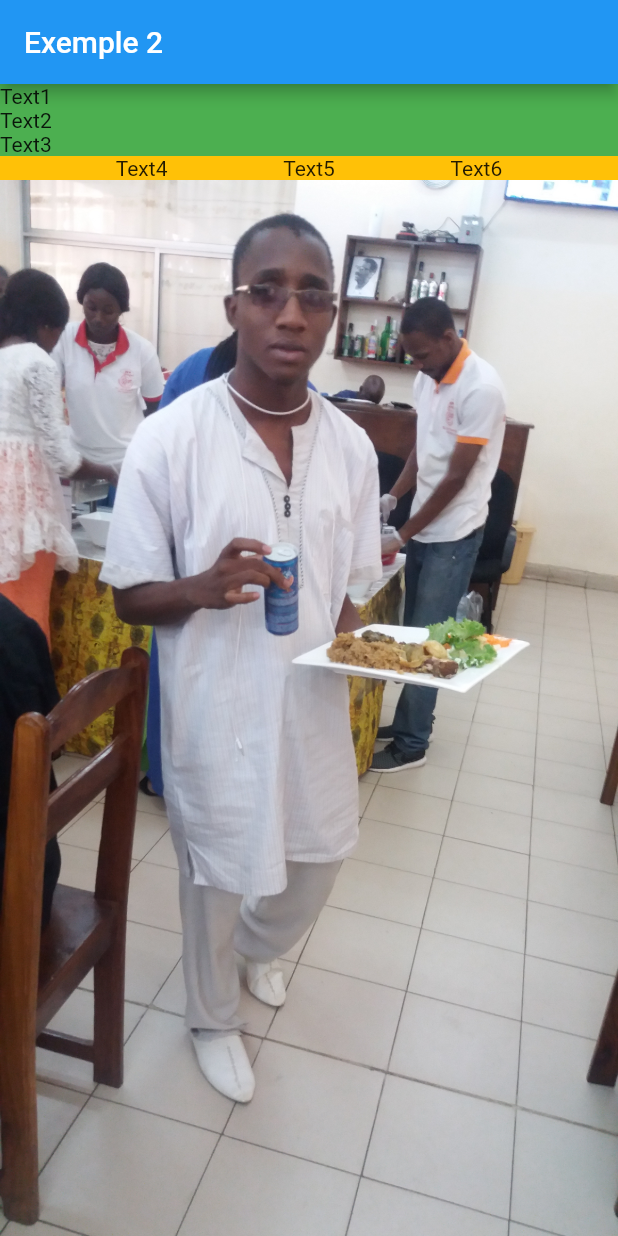
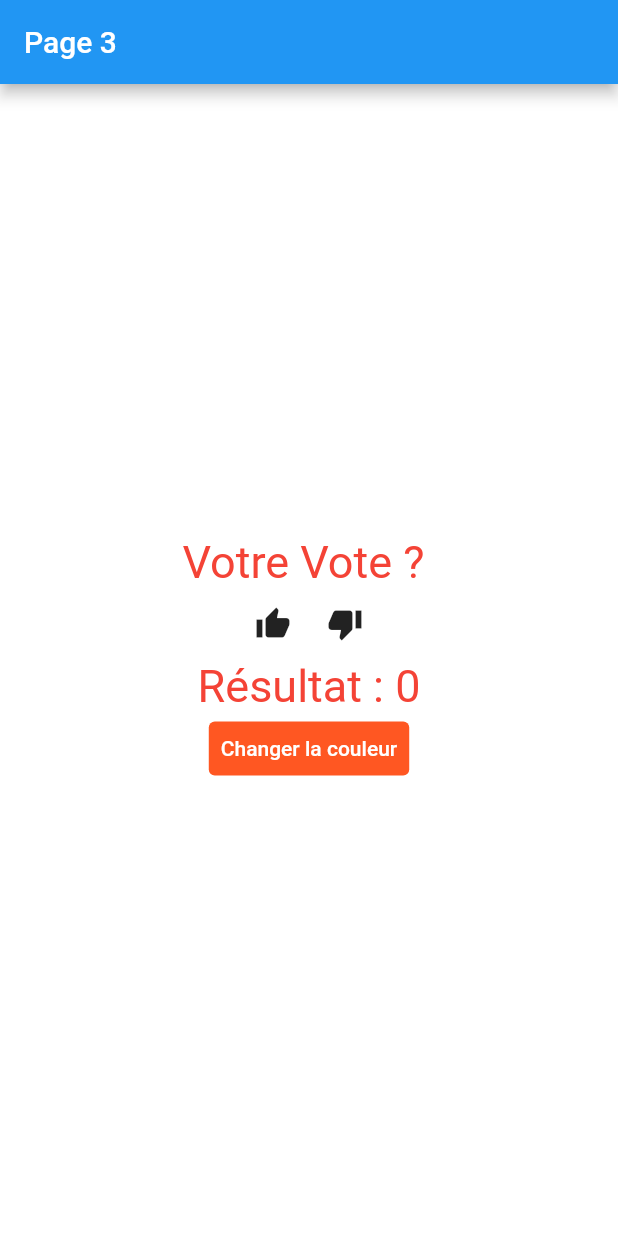
Before and after one commit to osall751/exempleflutter1, a Flutter app: the screen it shows after launch, on a phone screen of 412 x 824 dp. Run offline on Flutter 3.47's test engine with Material 2 defaults, Android fonts, the light colour scheme and no system bars; our stand-ins replace flutter_lorem.

Commit message:
Version suivante

```diff
--- a/lib/main.dart
+++ b/lib/main.dart
@@ -1,8 +1,9 @@
 import 'package:flutter/material.dart';
+import 'package:projetmastegl/page2.dart';
 
 void main() {
   runApp(MaterialApp(
-    home: Page2(),
+    home: Page3(),
   ));
 }
 
--- /dev/null
+++ b/lib/page2.dart
@@ -0,0 +1,79 @@
+import 'dart:math';
+import 'dart:ui';
+
+import 'package:flutter/material.dart';
+
+class Page3 extends StatefulWidget {
+  // Page2({Key key}) : super(key: key);
+  @override
+  _Page3State createState() => _Page3State();
+}
+
+class _Page3State extends State<Page3> {
+  var resultat = 0;
+  var coul = Color.fromRGBO(255, 255, 255, 1);
+  @override
+  Widget build(BuildContext context) {
+    return Container(
+      child: Scaffold(
+        backgroundColor: coul,
+        appBar: AppBar(
+          title: Text("Page 3"),
+        ),
+        body: Center(
+          child: Column(
+            mainAxisAlignment: MainAxisAlignment.center,
+            children: [
+              Text(
+                "Votre Vote ? ",
+                style: TextStyle(color: Colors.red, fontSize: 30),
+              ),
+              Row(
+                mainAxisAlignment: MainAxisAlignment.center,
+                children: [
+                  IconButton(
+                      onPressed: () {
+                        setState(() {
+                          resultat++;
+                          print(resultat);
+                        });
+                      },
+                      icon: Icon(Icons.thumb_up)),
+                  IconButton(
+                      onPressed: () {
+                        setState(() {
+                          print(resultat);
+                          resultat--;
+                        });
+                      },
+                      icon: Icon(Icons.thumb_down))
+                ],
+              ),
+              Text(
+                "Résultat : $resultat",
+                style: TextStyle(color: Colors.red, fontSize: 30),
+              ),
+              TextButton(
+                child: Text('Changer la couleur'),
+                style: TextButton.styleFrom(
+                  primary: Colors.white,
+                  backgroundColor: Colors.deepOrange,
+                  onSurface: Colors.grey,
+                ),
+                onPressed: () {
+                  setState(() {
+                    var rand = Random();
+                    var r = rand.nextInt(255);
+                    var g = rand.nextInt(255);
+                    var b = rand.nextInt(255);
+                    coul = Color.fromRGBO(r, g, b, 1);
+                  });
+                },
+              )
+            ],
+          ),
+        ),
+      ),
+    );
+  }
+}
```
Also changed, not shown: 1 other file.
